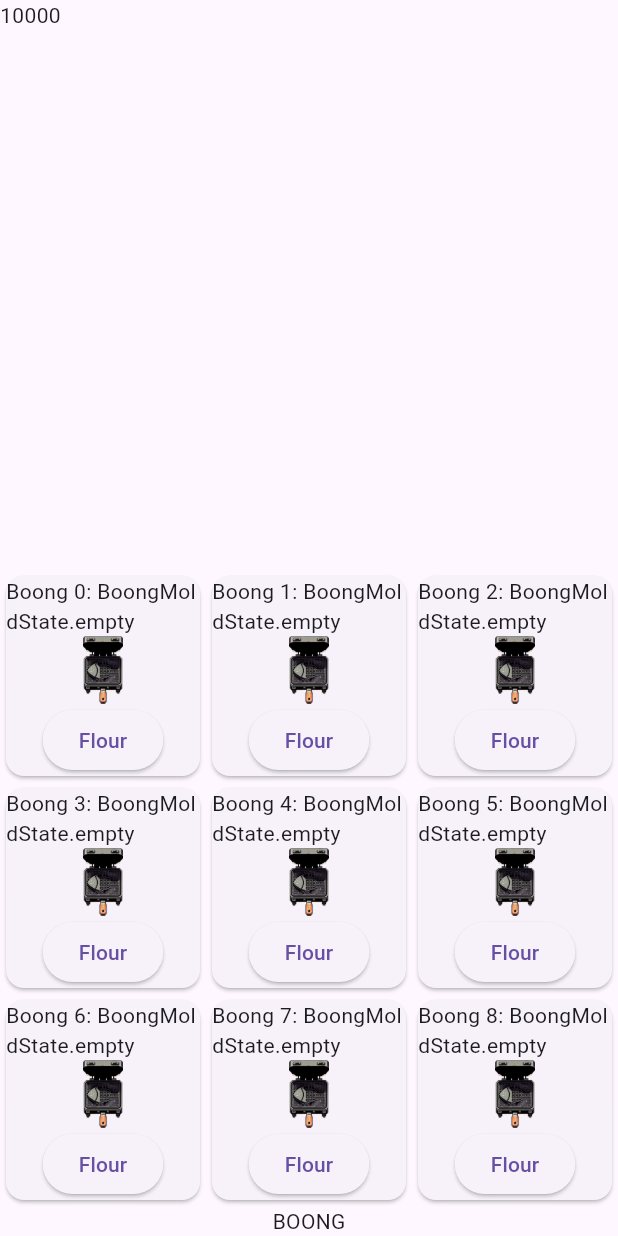
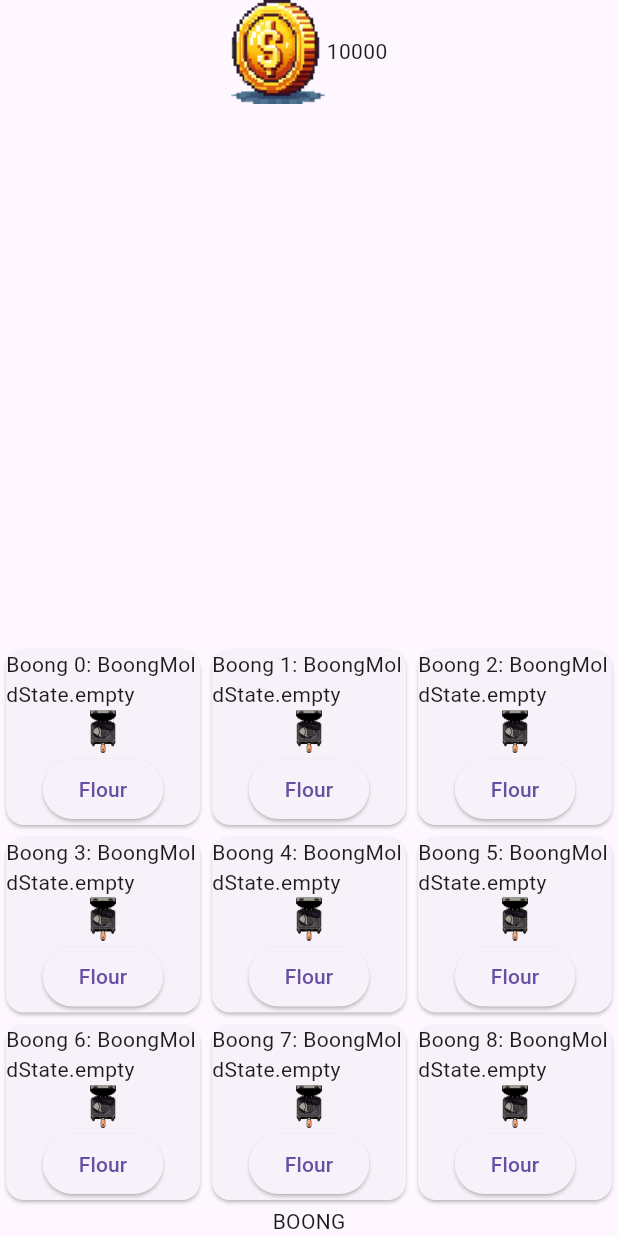
Before and after one commit to lache/boong, a Flutter app: the screen it shows after launch, on a phone screen of 412 x 824 dp. Run offline on Flutter 3.47's test engine with Material 3 defaults, Android fonts, the phone set to English and light mode, and no system bars.

Commit message:
코인 리소스 적용

```diff
--- a/lib/game_screen.dart
+++ b/lib/game_screen.dart
@@ -36,7 +36,10 @@ class _GameScreenState extends State<GameScreen> {
   }
 
   Widget buildUI(GameManager manager) => Row(
+        mainAxisSize: MainAxisSize.max,
+        mainAxisAlignment: MainAxisAlignment.center,
         children: [
+          Image.asset('assets/coin.png'),
           Text(manager.player.money.toString()),
         ],
       );
```
